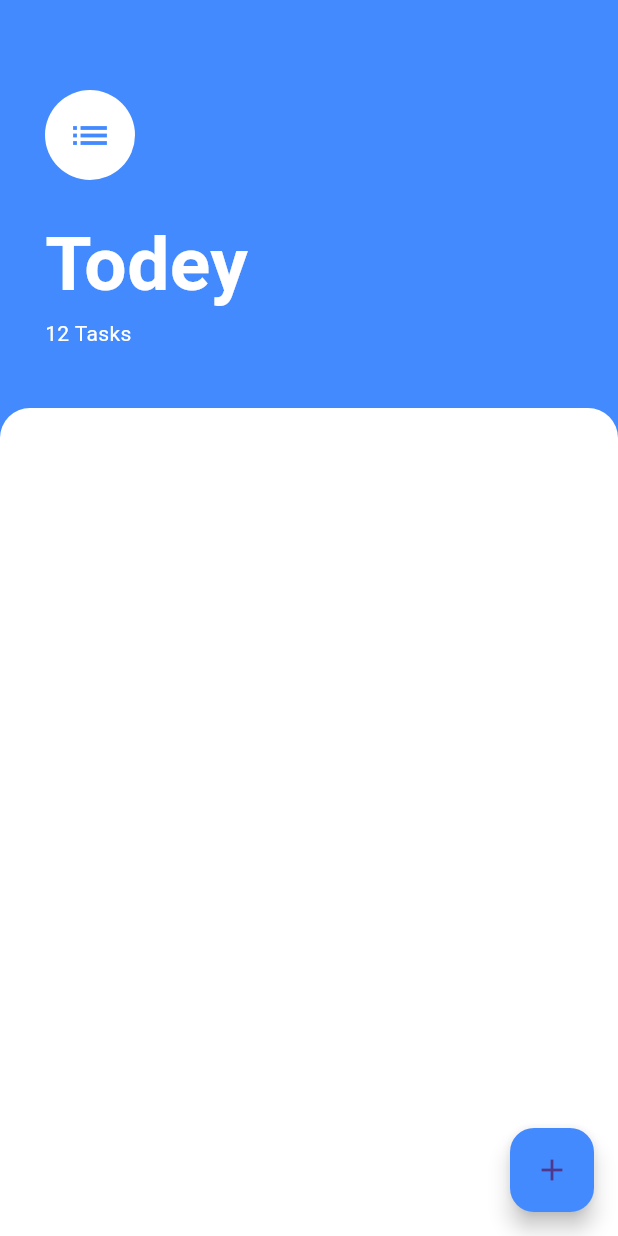
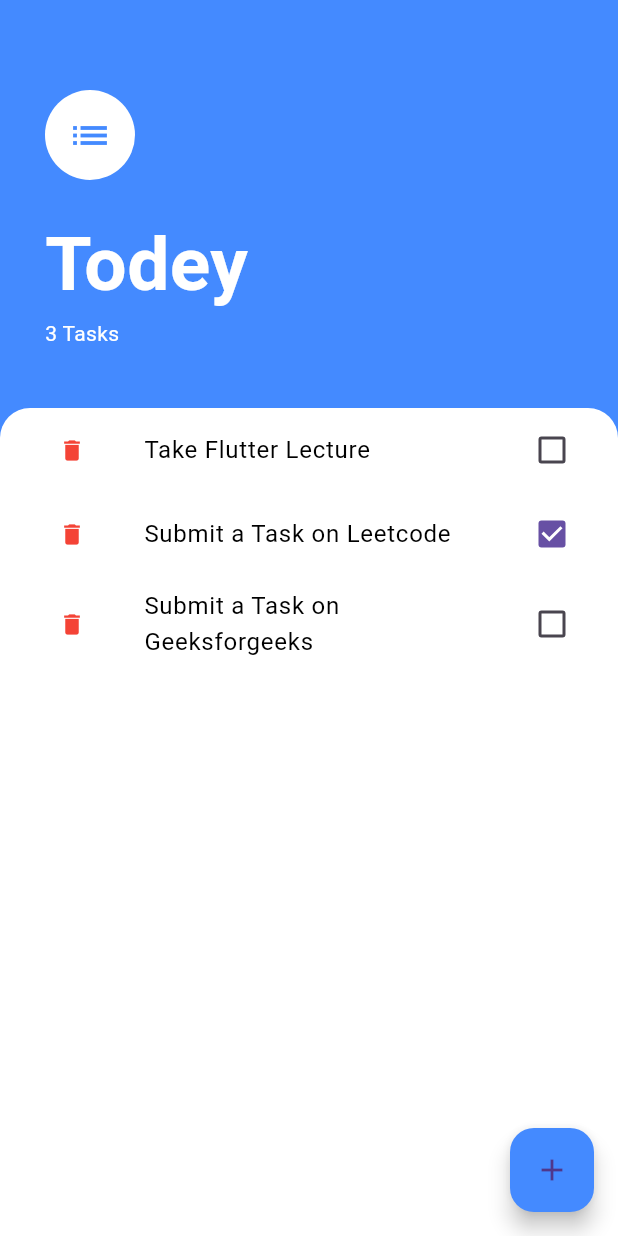
Before and after one commit to Muhammad-Ali-5331/Todey_daily_planner, a Flutter app: the screen it shows after launch, on a phone screen of 412 x 824 dp. Run offline on Flutter 3.47's test engine with Material 3 defaults, Android fonts, the phone set to English and light mode, and no system bars.

Commit message:
Enhance TasksScreen with task list and add-task modal - Integrated Task model from utilities/items_class.dart - Display dynamic task count in header - Implemented ListView with CheckboxListTile for tasks - Added delete option for each task - Added modal bottom sheet UI for adding new tasks

```diff
--- a/lib/screens/tasks_screen.dart
+++ b/lib/screens/tasks_screen.dart
@@ -1,4 +1,5 @@
 import 'package:flutter/material.dart';
+import '../utilities/items_class.dart';
 
 const clr = Colors.blueAccent;
 
@@ -10,6 +11,11 @@ class TasksScreen extends StatefulWidget {
 }
 
 class _TasksScreenState extends State<TasksScreen> {
+  List<Task> items = [
+    Task(title: 'Take Flutter Lecture', checkedState: false),
+    Task(title: 'Submit a Task on Leetcode', checkedState: true),
+    Task(title: 'Submit a Task on Geeksforgeeks', checkedState: false),
+  ];
   @override
   Widget build(BuildContext context) {
     return Scaffold(
@@ -18,11 +24,7 @@ class _TasksScreenState extends State<TasksScreen> {
         crossAxisAlignment: CrossAxisAlignment.start,
         children: [
           Container(
-              padding: const EdgeInsets.only(
-                left: 30.0,
-                top: 60.0,
-                bottom: 40.0,
-              ),
+            padding: const EdgeInsets.only(left: 30.0, top: 60.0, bottom: 40.0),
             child: Column(
               crossAxisAlignment: CrossAxisAlignment.start,
               children: [
@@ -40,7 +42,10 @@ class _TasksScreenState extends State<TasksScreen> {
                     fontSize: 50.0,
                   ),
                 ),
-                  Text('12 Tasks', style: TextStyle(color: Colors.white)),
+                Text(
+                  '${items.length} Tasks',
+                  style: TextStyle(color: Colors.white),
+                ),
               ],
             ),
           ),
@@ -53,15 +58,79 @@ class _TasksScreenState extends State<TasksScreen> {
                   topRight: Radius.circular(20.0),
                 ),
               ),
+              child: Column(
+                children: [
+                  Expanded(
+                    child: ListView.builder(
+                      shrinkWrap: true,
+                      itemCount: items.length,
+                      itemBuilder: (build, index) {
+                        return CheckboxListTile(
+                          secondary: TextButton(
+                            onPressed: () {
+                              setState(() {
+                                items.removeAt(index);
+                              });
+                            },
+                            child: Icon(Icons.delete, color: Colors.red),
+                          ),
+                          title: Text(
+                            items[index].title,
+                            style: TextStyle(color: Colors.black),
+                          ),
+                          value: items[index].checkedState,
+                          onChanged: (newValue) {
+                            setState(() {
+                              items[index].checkedState =
+                                  newValue ?? items[index].checkedState;
+                            });
+                          },
+                        );
+                      },
+                    ),
+                  ),
+                ],
+              ),
             ),
           ),
         ],
       ),
       floatingActionButton: FloatingActionButton(
-          onPressed: () {},
+        onPressed: () {
+          showModalBottomSheet(context: context, builder: buildAddTaskTopUp);
+        },
         backgroundColor: clr,
         child: Icon(Icons.add),
       ),
     );
   }
+
+  Widget buildAddTaskTopUp(BuildContext context) {
+    return Container(
+      width: double.infinity,
+      decoration: BoxDecoration(
+        color: Colors.white,
+        borderRadius: BorderRadius.only(
+          topLeft: Radius.circular(20.0),
+          topRight: Radius.circular(20.0),
+        ),
+      ),
+      child: Padding(
+        padding: const EdgeInsets.all(20.0),
+        child: Column(
+          mainAxisAlignment: MainAxisAlignment.start,
+          children: [
+            Text('Add Task', style: TextStyle(color: clr, fontSize: 30.0)),
+            TextField(
+              maxLength: 40,
+              decoration: InputDecoration(
+                hintText: 'Enter title of task',
+                prefixIcon: Icon(Icons.calendar_month),
+              ),
+            ),
+          ],
+        ),
+      ),
+    );
   }
+}
```
Lines whose indentation alone changed are shown as unchanged.
